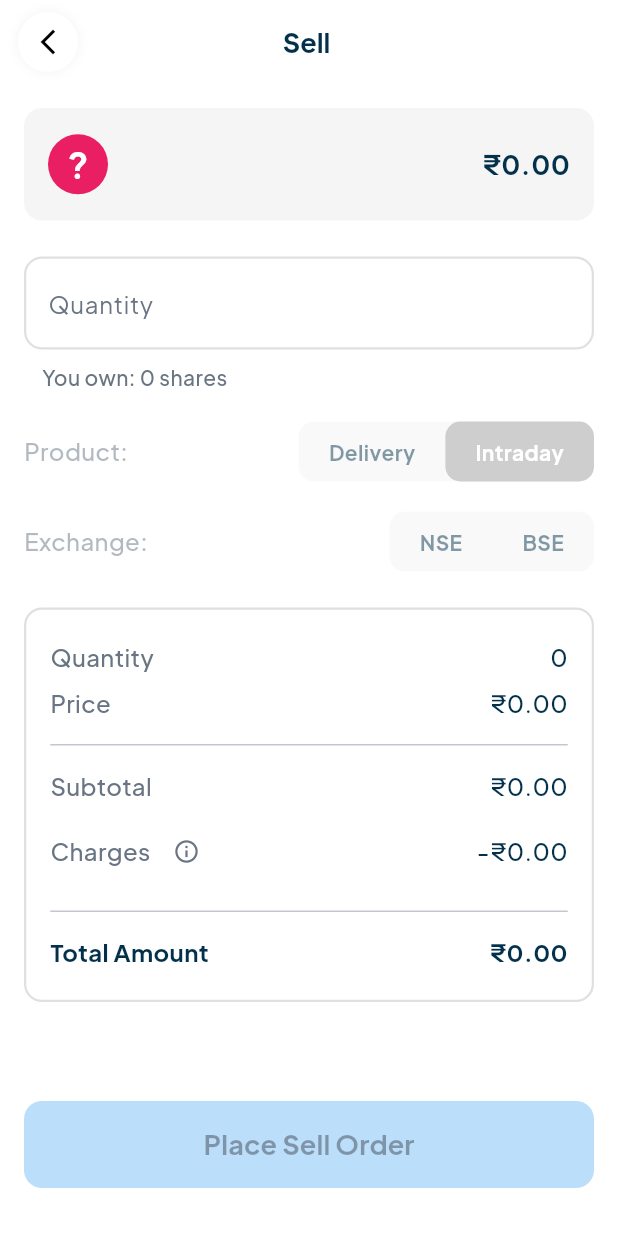
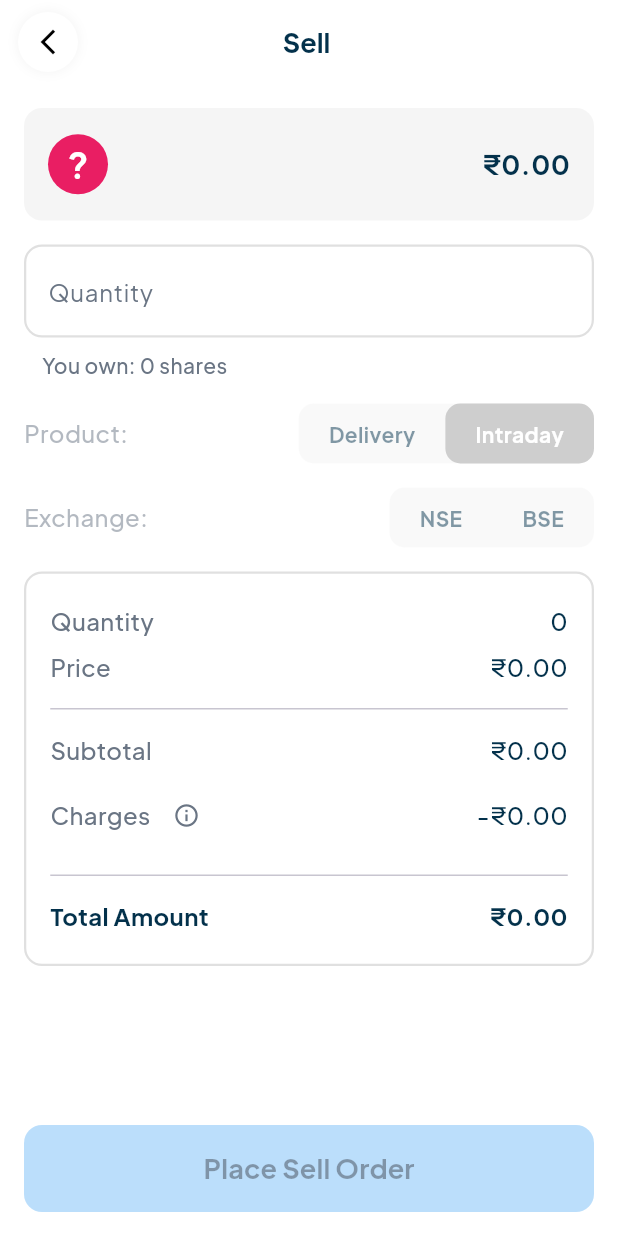
Before and after one commit to krishgupta1/BullXchange, a Flutter app: the SellStockPage screen opened directly with empty values, on a phone screen of 412 x 824 dp. Run offline on Flutter 3.47's test engine with Material 3 defaults, Android fonts, the phone set to English and light mode, and no system bars; our stand-ins replace cloud_firestore, dio, firebase_auth, firebase_core, fl_chart, flutter_dotenv and 6 more; accounts and stored records are empty; network calls fail; key blocks and very long unbroken strings in the code were emptied for the run.

Commit message:
Fixed the ui of buy and sell page

```diff
--- a/lib/features/stock_market/screens/sell_stock_page.dart
+++ b/lib/features/stock_market/screens/sell_stock_page.dart
@@ -236,12 +236,12 @@ class _SellStockPageState extends State<SellStockPage> {
                 crossAxisAlignment: CrossAxisAlignment.start,
                 children: [
                   _buildStockHeader(_priceFormatter),
-                  const SizedBox(height: 24),
+                  const SizedBox(height: 16), // --- MODIFIED ---
                   _buildInputSection(),
-                  const SizedBox(height: 24),
+                  const SizedBox(height: 16), // --- MODIFIED ---
                   _buildOrderSummary(_priceFormatter),
                   // Add padding at the bottom for scroll comfort
-                  const SizedBox(height: 16),
+                  const SizedBox(height: 10), // --- MODIFIED ---
                 ],
               ),
             ),
@@ -355,7 +355,7 @@ class _SellStockPageState extends State<SellStockPage> {
             ),
           ),
         ),
-        const SizedBox(height: 20),
+        const SizedBox(height: 16), // --- MODIFIED ---
         _buildSegmentedControl(
           title: 'Product',
           options: ['Delivery', 'Intraday'],
@@ -363,7 +363,7 @@ class _SellStockPageState extends State<SellStockPage> {
           onChanged: (value) {},
           isEnabled: false,
         ),
-        const SizedBox(height: 20),
+        const SizedBox(height: 16), // --- MODIFIED ---
         _buildSegmentedControl(
           title: 'Exchange',
           options: ['NSE', 'BSE'],
@@ -525,7 +525,7 @@ class _SellStockPageState extends State<SellStockPage> {
   Widget _buildBottomSellButton() {
     return Container(
       color: Colors.white,
-      padding: const EdgeInsets.fromLTRB(16, 12, 16, 32),
+      padding: const EdgeInsets.fromLTRB(16, 12, 16, 16), // --- MODIFIED ---
       child: ElevatedButton(
         onPressed: (_quantity > 0 && !_isPlacingOrder && _errorText == null)
             ? _handleSell
```
Also changed, not shown: lib/features/stock_market/screens/buy_stock_page.dart (+12 -9 lines).
